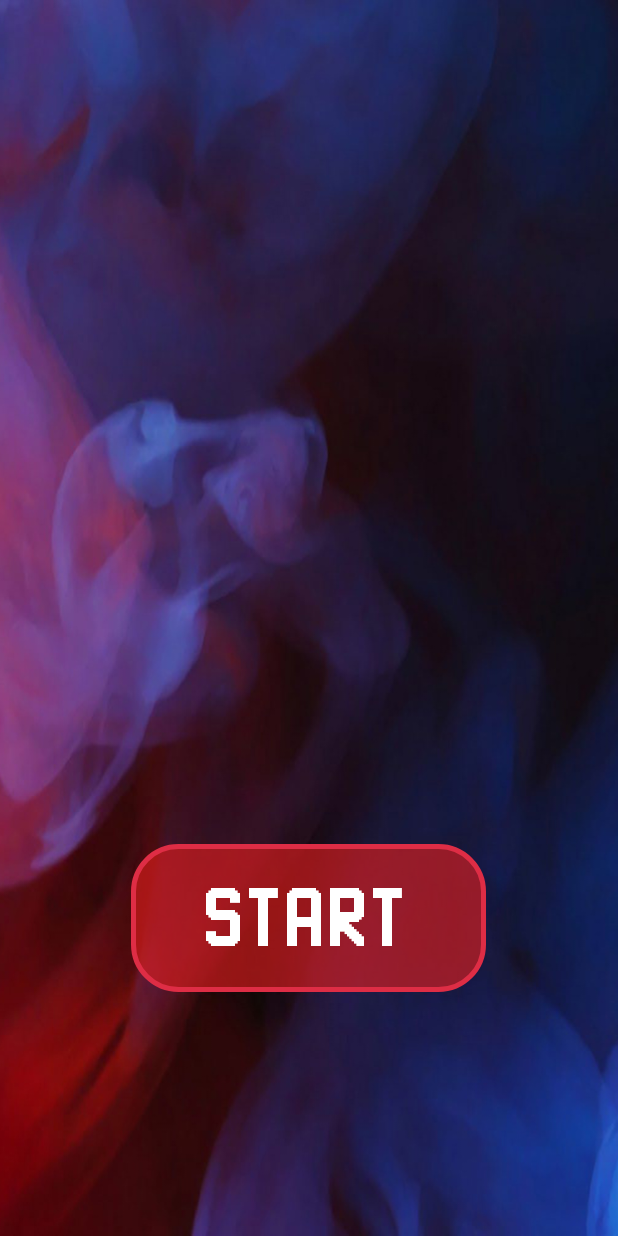
After one commit to YaminMahdi/line2box_androidGame, an Android app: the StartActivity screen opened directly, with no data from a screen before it, on a phone screen of 412 x 824 dp. The commit adds this screen. Run offline under Robolectric (Android 15) with nearby library versions, the phone set to English and light mode, and no system bars.

Commit message:
start activity added

```diff
--- /dev/null
+++ b/app/src/main/java/com/diu/yk_games/line2box/StartActivity.java
@@ -0,0 +1,24 @@
+package com.diu.yk_games.line2box;
+
+import androidx.appcompat.app.AppCompatActivity;
+
+import android.content.Intent;
+import android.os.Bundle;
+import android.view.View;
+import android.widget.Button;
+
+public class StartActivity extends AppCompatActivity
+{
+    @Override
+    protected void onCreate(Bundle savedInstanceState)
+    {
+        super.onCreate(savedInstanceState);
+        setContentView(R.layout.activity_start);
+
+    }
+
+    public void startBtn(View view)
+    {
+        startActivity(new Intent(this,GameActivity1.class));
+    }
+}
--- a/app/src/main/res/layout/activity_main.xml
+++ b/app/src/main/res/layout/activity_game1.xml
@@ -6,7 +6,7 @@
     android:layout_height="wrap_content"
     android:layout_gravity="center_horizontal"
     android:orientation="vertical"
-    tools:context=".MainActivity">
+    tools:context=".GameActivity1">
 
     <ImageView
         android:id="@+id/background_image_view"
--- /dev/null
+++ b/app/src/main/res/layout/activity_start.xml
@@ -0,0 +1,44 @@
+<?xml version="1.0" encoding="utf-8"?>
+<FrameLayout xmlns:android="http://schemas.android.com/apk/res/android"
+    xmlns:tools="http://schemas.android.com/tools"
+    android:layout_width="match_parent"
+    android:layout_height="wrap_content"
+    android:layout_gravity="center_horizontal"
+    android:orientation="vertical"
+    tools:context=".StartActivity">
+
+
+    <ImageView
+        android:id="@+id/background_image_view"
+        android:layout_width="match_parent"
+        android:layout_height="match_parent"
+        android:contentDescription="@string/background"
+        android:scaleType="centerCrop"
+        android:src="@drawable/bg1" />
+
+    <LinearLayout
+        android:layout_width="match_parent"
+        android:layout_height="wrap_content"
+        android:layout_gravity="center"
+        android:orientation="vertical">
+
+        <Button
+            android:id="@+id/startBtnId"
+            android:layout_width="wrap_content"
+            android:layout_height="wrap_content"
+            android:layout_gravity="center"
+            android:layout_marginTop="400dp"
+            android:background="@drawable/alert_dialog_btn2_bg"
+            android:fontFamily="@font/sortie"
+            android:onClick="startBtn"
+            android:paddingLeft="50dp"
+            android:paddingTop="20dp"
+            android:paddingRight="50dp"
+            android:paddingBottom="20dp"
+            android:text="@string/start"
+            android:textColor="@color/white"
+            android:textSize="60sp" />
+    </LinearLayout>
+
+
+</FrameLayout>
--- a/app/src/main/res/values/strings.xml
+++ b/app/src/main/res/values/strings.xml
@@ -7,4 +7,5 @@
     <string name="separateCol">:</string>
     <string name="scoreRed">0</string>
     <string name="scoreBlue">0</string>
+    <string name="start">Start</string>
 </resources>
```
Also changed, not shown: app/src/main/AndroidManifest.xml (+13 -2 lines), app/src/main/java/com/diu/yk_games/line2box/GameActivity1.java (renamed from app/src/main/java/com/diu/yk_games/line2box/MainActivity.java, +27 -8 lines).
